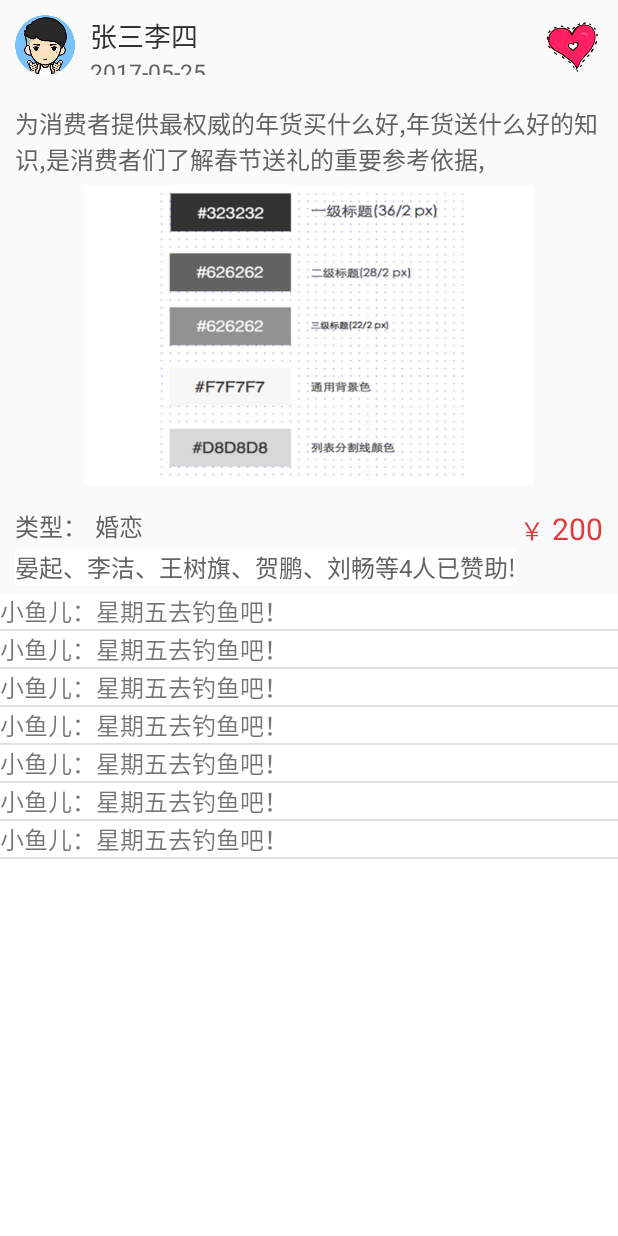
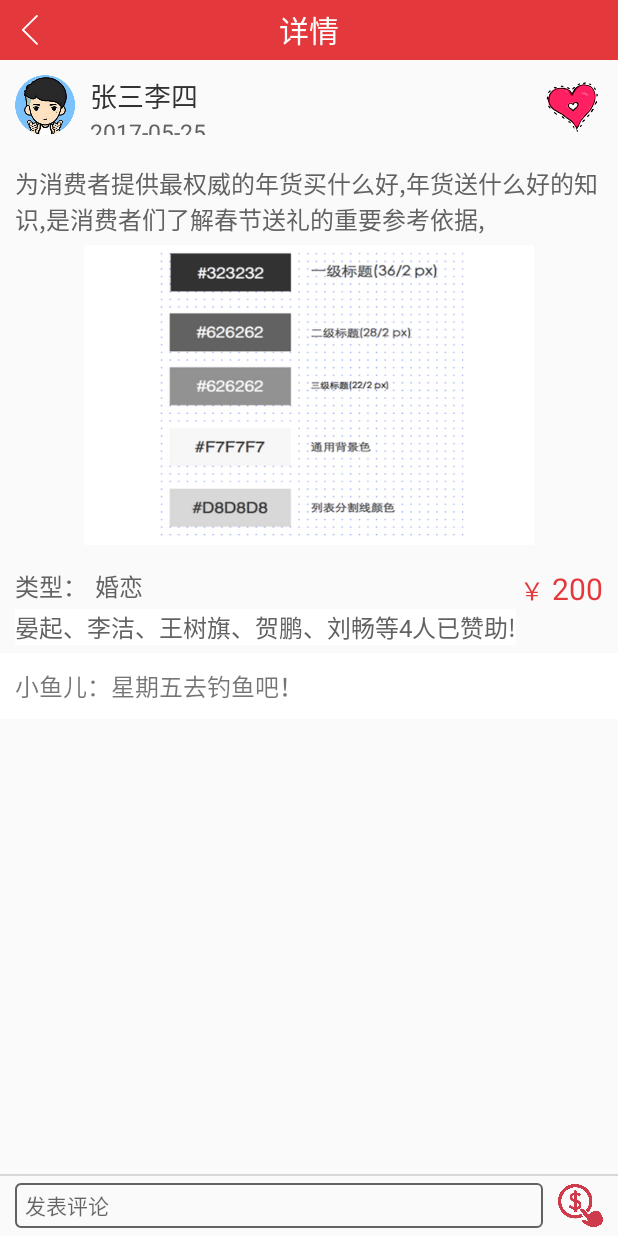
Before and after one commit to Chilies/giftbook, an Android app: the WishDetailsActivity screen opened directly, with no data from a screen before it, on a phone screen of 412 x 824 dp. Run offline under Robolectric (Android 15) with nearby library versions, the phone set to English and light mode, and no system bars.

Commit message:
20180210 first

```diff
--- a/app/src/main/java/edu/sctu/giftbook/activity/WishDetailsActivity.java
+++ b/app/src/main/java/edu/sctu/giftbook/activity/WishDetailsActivity.java
@@ -1,31 +1,61 @@
 package edu.sctu.giftbook.activity;
 
 import android.app.Activity;
+import android.app.AlertDialog;
 import android.os.Bundle;
 import android.view.LayoutInflater;
+import android.view.View;
+import android.widget.EditText;
+import android.widget.ImageView;
 import android.widget.ListView;
 
 
 import edu.sctu.giftbook.R;
 import edu.sctu.giftbook.adapter.CommentAdapter;
+import edu.sctu.giftbook.utils.JumpUtil;
 
 /**
  * Created by zhengsenwen on 2018/2/9.
  */
 
-public class WishDetailsActivity extends Activity{
+public class WishDetailsActivity extends Activity implements View.OnClickListener {
 
     private Activity activity;
     private ListView commentListView;
+    private LayoutInflater layoutInflater;
 
     @Override
     protected void onCreate(Bundle savedInstanceState) {
         super.onCreate(savedInstanceState);
+        activity = WishDetailsActivity.this;
         setContentView(R.layout.activity_wish_details);
 
-        commentListView = (ListView)findViewById(R.id.activity_wish_details_comment_listView);
+        ImageView backImg = (ImageView) findViewById(R.id.back_img);
+        backImg.setOnClickListener(this);
+        EditText editComment = (EditText) findViewById(R.id.activity_wish_details_comment_edit);
+        editComment.setOnClickListener(this);
 
-        LayoutInflater layoutInflater = LayoutInflater.from(this);
-        commentListView.setAdapter(new CommentAdapter(layoutInflater,this));
+        commentListView = (ListView) findViewById(R.id.activity_wish_details_comment_listView);
+        layoutInflater = LayoutInflater.from(this);
+        commentListView.setAdapter(new CommentAdapter(layoutInflater, this));
+    }
+
+    @Override
+    public void onClick(View v) {
+        int id = v.getId();
+        switch (id) {
+            case R.id.back_img:
+                finish();
+                break;
+            case R.id.activity_wish_details_comment_edit:
+                AlertDialog.Builder builder = new AlertDialog.Builder(activity);
+                View layout = layoutInflater.inflate(R.layout.dialog_edit_comment, null);
+                builder.setView(layout);
+                AlertDialog alertDialog = builder.create();
+                alertDialog.show();
+                break;
+            default:
+                break;
+        }
     }
 }
--- a/app/src/main/java/edu/sctu/giftbook/adapter/CommentAdapter.java
+++ b/app/src/main/java/edu/sctu/giftbook/adapter/CommentAdapter.java
@@ -46,9 +46,11 @@ public class CommentAdapter extends BaseAdapter {
             holder = new ViewHolder();
             view = layoutInflater.inflate(R.layout.item_comment, null);
             holder.textView = (TextView) view.findViewById(R.id.item_comment_text);
+            view.setTag(holder);
         } else {
             holder = (ViewHolder) view.getTag();
         }
+
         holder.textView.setText("小鱼儿：星期五去钓鱼吧！");
 
         return view;
--- /dev/null
+++ b/app/src/main/res/drawable/bg_edittext.xml
@@ -0,0 +1,9 @@
+<?xml version="1.0" encoding="utf-8"?>
+<selector xmlns:android="http://schemas.android.com/apk/res/android">
+    <item
+        android:state_window_focused="false"
+        android:drawable="@drawable/bg_edittext_normal" />
+    <item
+        android:state_focused="true"
+        android:drawable="@drawable/bg_edittext_focused" />
+</selector>
--- /dev/null
+++ b/app/src/main/res/drawable/bg_edittext_focused.xml
@@ -0,0 +1,8 @@
+<?xml version="1.0" encoding="utf-8"?>
+<shape xmlns:android="http://schemas.android.com/apk/res/android">
+    <solid android:color="@android:color/transparent" />
+    <corners android:radius="3dp"/>
+    <stroke
+        android:width="1dp"
+        android:color="@color/themeRed" />
+</shape>
--- /dev/null
+++ b/app/src/main/res/drawable/bg_edittext_normal.xml
@@ -0,0 +1,8 @@
+<?xml version="1.0" encoding="utf-8"?>
+<shape xmlns:android="http://schemas.android.com/apk/res/android">
+    <solid android:color="@android:color/transparent" />
+    <corners android:radius="3dp"/>
+    <stroke
+        android:width="1dp"
+        android:color="@color/thirdTitle" />
+</shape>
--- a/app/src/main/res/layout/activity_main.xml
+++ b/app/src/main/res/layout/activity_main.xml
@@ -47,7 +47,7 @@
                 android:layout_below="@id/activity_main_wish_img"
                 android:layout_centerHorizontal="true"
                 android:text="@string/activity_main_wish_menu"
-                android:textColor="@color/firstTitle"
+                android:textColor="@color/thirdTitle"
                 android:textSize="14sp"/>
         </RelativeLayout>
 
@@ -76,7 +76,7 @@
                 android:layout_below="@id/activity_main_friend_img"
                 android:layout_centerHorizontal="true"
                 android:text="@string/activity_main_friend_menu"
-                android:textColor="@color/firstTitle"
+                android:textColor="@color/thirdTitle"
                 android:textSize="14sp"/>
         </RelativeLayout>
 
@@ -107,7 +107,7 @@
                 android:layout_below="@id/activity_main_personal_img"
                 android:layout_centerHorizontal="true"
                 android:text="@string/activity_main_personal_menu"
-                android:textColor="@color/firstTitle"
+                android:textColor="@color/thirdTitle"
                 android:textSize="14sp"/>
         </RelativeLayout>
 
--- a/app/src/main/res/layout/activity_top.xml
+++ b/app/src/main/res/layout/activity_top.xml
@@ -2,7 +2,7 @@
 <LinearLayout xmlns:android="http://schemas.android.com/apk/res/android"
               android:orientation="horizontal"
               android:layout_width="match_parent"
-              android:layout_height="match_parent">
+              android:layout_height="40dp">
 
     <LinearLayout
         android:layout_width="match_parent"
--- a/app/src/main/res/layout/activity_wish_details.xml
+++ b/app/src/main/res/layout/activity_wish_details.xml
@@ -1,5 +1,16 @@
 <?xml version="1.0" encoding="utf-8"?>
 <LinearLayout xmlns:android="http://schemas.android.com/apk/res/android"
+              android:layout_width="match_parent"
+              android:layout_height="match_parent"
+              android:orientation="vertical">
+
+    <include layout="@layout/activity_top"/>
+
+    <ScrollView
+        android:layout_width="match_parent"
+        android:layout_height="match_parent">
+
+        <LinearLayout
             android:layout_width="match_parent"
             android:layout_height="match_parent"
             android:orientation="vertical">
@@ -12,7 +23,7 @@
                 >
 
                 <ImageView
-            android:id="@+id/item_fragment_wish_avatar_img"
+                    android:id="@+id/activity_wish_details_avatar_img"
                     android:layout_width="40dp"
                     android:layout_height="40dp"
                     android:src="@drawable/avatar"
@@ -21,10 +32,11 @@
                 <LinearLayout
                     android:layout_width="match_parent"
                     android:layout_height="40dp"
+                    android:layout_marginLeft="10dp"
                     android:layout_weight="1"
-            android:layout_marginLeft="10dp"
                     android:orientation="vertical"
                     >
+
                     <TextView
                         android:id="@+id/activity_wish_details_username_text"
                         android:layout_width="match_parent"
@@ -34,6 +46,7 @@
                         android:textColor="@color/firstTitle"
                         android:textSize="18sp"
                         />
+
                     <TextView
                         android:id="@+id/activity_wish_details_time_text"
                         android:layout_width="match_parent"
@@ -52,6 +65,7 @@
                     android:src="@drawable/wish_card"
                     />
             </LinearLayout>
+
 
             <LinearLayout
                 android:layout_width="match_parent"
@@ -73,8 +87,8 @@
                     android:id="@+id/activity_wish_details_content_img"
                     android:layout_width="300dp"
                     android:layout_height="200dp"
+                    android:layout_gravity="center_horizontal"
                     android:layout_margin="5dp"
-            android:layout_gravity="center_horizontal"
                     android:scaleType="fitXY"
                     android:src="@drawable/img"/>
             </LinearLayout>
@@ -97,7 +111,7 @@
                     <TextView
                         android:layout_width="wrap_content"
                         android:layout_height="wrap_content"
-                android:text="@string/item_fragment_wish_type"
+                        android:text="@string/activity_wish_details_type"
                         android:textColor="@color/secondTitle"
                         android:textSize="16sp"
                         />
@@ -124,7 +138,7 @@
                     <TextView
                         android:layout_width="wrap_content"
                         android:layout_height="wrap_content"
-                android:text="@string/item_fragment_wish_money"
+                        android:text="@string/activity_wish_details_money"
                         android:textColor="@color/themeRed"
                         android:textSize="16sp"
                         />
@@ -142,6 +156,7 @@
             </LinearLayout>
 
             <TextView
+                android:id="@+id/activity_wish_details_giver_text"
                 android:layout_width="wrap_content"
                 android:layout_height="wrap_content"
                 android:layout_marginLeft="10dp"
@@ -149,21 +164,55 @@
                 android:background="@color/white"
                 android:text="晏起、李洁、王树旗、贺鹏、刘畅等4人已赞助!"
                 android:textColor="@color/secondTitle"
-        android:textSize="16sp"
-        android:id="@+id/textView3"/>
+                android:textSize="16sp"/>
 
-    <LinearLayout
-        android:layout_width="match_parent"
-        android:layout_height="match_parent">
             <ListView
                 android:id="@+id/activity_wish_details_comment_listView"
                 android:layout_width="match_parent"
-            android:layout_height="match_parent"
+                android:layout_height="wrap_content"
                 android:layout_marginTop="5dp"
                 android:background="@color/white"
                 android:fadingEdge="none"
                 android:scrollbars="none"
                 />
         </LinearLayout>
+    </ScrollView>
+
+    <View
+        android:layout_width="match_parent"
+        android:layout_height="1dp"
+        android:layout_marginTop="-41dp"
+        android:background="@color/divider"/>
+
+    <LinearLayout
+        android:layout_width="match_parent"
+        android:layout_height="40dp"
+        android:background="@color/background"
+        android:gravity="bottom"
+        android:orientation="horizontal"
+        >
+
+        <EditText
+            android:id="@+id/activity_wish_details_comment_edit"
+            android:layout_width="match_parent"
+            android:layout_height="30dp"
+            android:layout_gravity="center_vertical"
+            android:layout_marginLeft="10dp"
+            android:layout_marginRight="10dp"
+            android:layout_weight="1"
+            android:background="@drawable/bg_edittext"
+            android:hint="@string/activity_wish_details_comment"
+            android:textColor="@color/unClick"
+            android:textSize="14sp"
+            />
+
+        <ImageView
+            android:id="@+id/imageView"
+            android:layout_width="30dp"
+            android:layout_height="30dp"
+            android:layout_gravity="center_vertical"
+            android:layout_marginRight="10dp"
+            android:src="@drawable/payment"/>
+    </LinearLayout>
 
 </LinearLayout>
--- a/app/src/main/res/layout/item_comment.xml
+++ b/app/src/main/res/layout/item_comment.xml
@@ -1,16 +1,14 @@
 <?xml version="1.0" encoding="utf-8"?>
 <LinearLayout xmlns:android="http://schemas.android.com/apk/res/android"
               android:orientation="vertical"
-              android:layout_margin="10dp"
               android:layout_width="match_parent"
               android:layout_height="match_parent">
-
     <TextView
         android:id="@+id/item_comment_text"
         android:layout_width="match_parent"
         android:layout_height="wrap_content"
+        android:layout_margin="10dp"
         android:textSize="16sp"
         android:text="三个人：我家宝宝好可爱呀；"
         />
-
 </LinearLayout>
--- a/app/src/main/res/values/strings.xml
+++ b/app/src/main/res/values/strings.xml
@@ -31,8 +31,9 @@
     <string name="activity_main_switch_off">好友</string>
     <string name="activity_main_switch_on">全部</string>
 
-    <string name="item_fragment_wish_money">￥</string>
-    <string name="item_fragment_wish_type">类型：</string>
+    <string name="activity_wish_details_money">￥</string>
+    <string name="activity_wish_details_type">类型：</string>
+    <string name="activity_wish_details_comment">&#160;&#160;发表评论</string>
 
 
     <string name="test">为消费者提供最权威的年货买什么好,年货送什么好的知识,是消费者们了解春节送礼的重要参考依据,</string>
```
Also changed, not shown: app/src/main/java/edu/sctu/giftbook/MainActivity.java (+38 -9 lines), app/src/main/java/edu/sctu/giftbook/adapter/WishAdapter.java (+6 -6 lines), app/src/main/res/layout/dialog_edit_comment.xml (added, +27 -0 lines), app/src/main/res/layout/item_fragment_wish_listview.xml (+5 -5 lines). Lines whose indentation alone changed are shown as unchanged.
